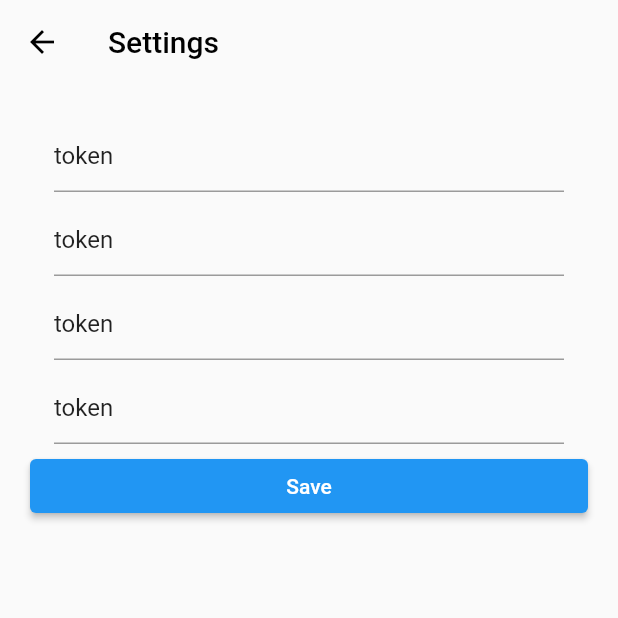
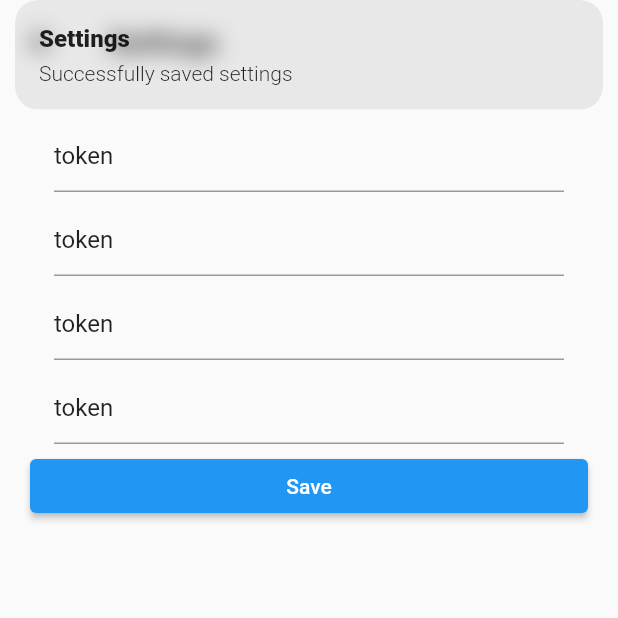
Before and after one commit to HighlandersFRC/MIRV-App, a Flutter app: the SettingsPage screen opened directly, after a tap on "Save", on a phone screen of 412 x 824 dp, the top half of it. Run offline on Flutter 3.47's test engine with Material 2 defaults, Android fonts, the phone set to English and light mode, and no system bars; our stand-ins replace flutter_typeahead, fluttertoast, freezed_annotation, geolocator, get, google_fonts and 4 more; missing offline and left inert: flutter_joystick, flutter_webrtc, observable; accounts and stored records are empty.

Commit message:
Update overall_settings.dart

```diff
--- a/lib/ui/screens/overall_settings.dart
+++ b/lib/ui/screens/overall_settings.dart
@@ -84,6 +84,7 @@ class SettingsPage extends StatelessWidget {
                     authService.setKeycloakEndpoint(settingsTextBoxController.keycloakEndpointController.text);
                     authService.setKeycloakRealm(settingsTextBoxController.keycloakRealmController.text);
                     authService.setKeycloakClient(settingsTextBoxController.keycloakClientController.text);
+                    Get.snackbar('Settings', 'Successfully saved settings');
                   },
                   child: const Text('Save'))
             ],
```
